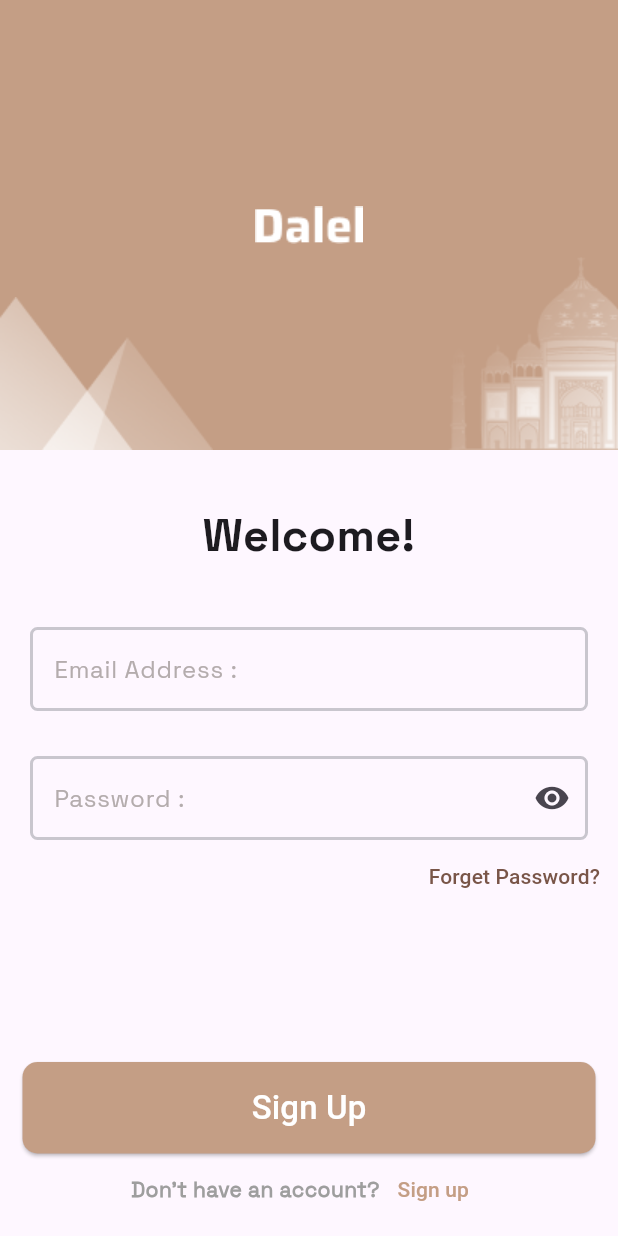
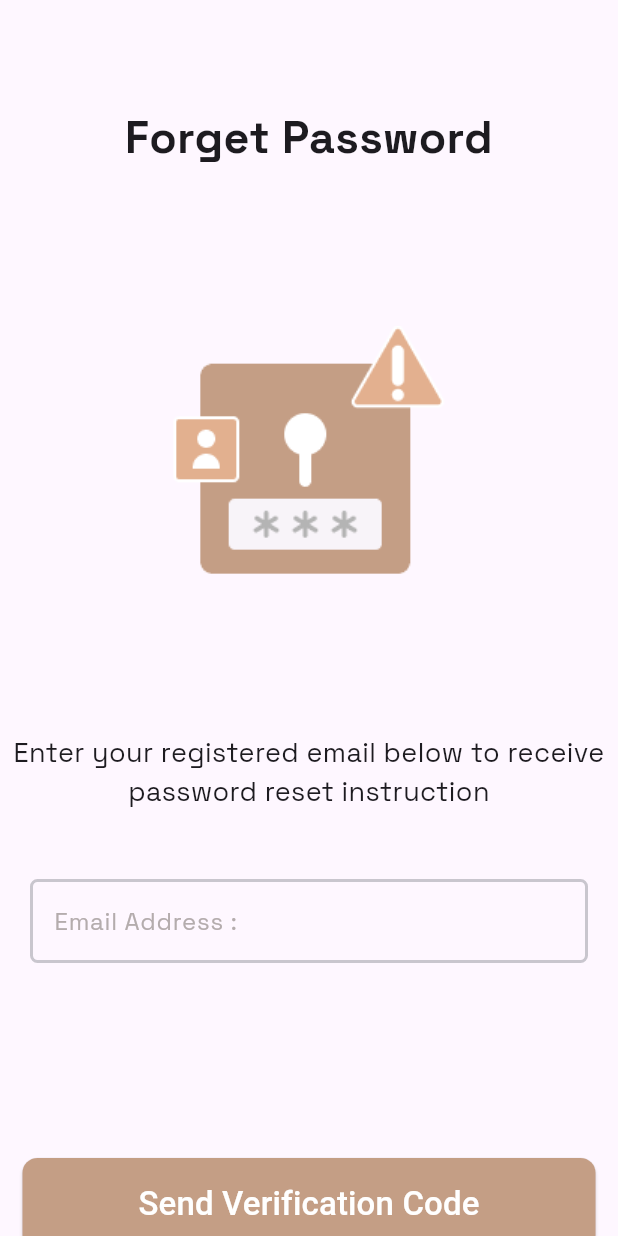
Before and after one commit to ZiadSala7/Dalel_App, a Flutter app: the screen it shows after launch, after a tap on "Forget Password?", on a phone screen of 412 x 824 dp. Run offline on Flutter 3.47's test engine with Material 3 defaults, Android fonts, the phone set to English and light mode, and no system bars; our stand-ins replace animate_do, go_router, shared_preferences, smooth_page_indicator.

Commit message:
forget password view has been completed

```diff
--- a/lib/features/forget_password/presentation/views/forget_password_view.dart
+++ b/lib/features/forget_password/presentation/views/forget_password_view.dart
@@ -1,3 +1,4 @@
+import 'package:dalel_app/features/forget_password/presentation/views/widgets/forget_password_view_body.dart';
 import 'package:flutter/material.dart';
 
 class ForgetPasswordView extends StatelessWidget {
@@ -5,6 +6,8 @@ class ForgetPasswordView extends StatelessWidget {
 
   @override
   Widget build(BuildContext context) {
-    return const Scaffold();
+    return const Scaffold(
+      body: ForgetPasswordViewBody(),
+    );
   }
 }
--- /dev/null
+++ b/lib/features/forget_password/presentation/views/widgets/forget_password_view_body.dart
@@ -0,0 +1,53 @@
+import 'package:dalel_app/constants.dart';
+import 'package:dalel_app/core/utils/app_images.dart';
+import 'package:dalel_app/core/utils/app_styles.dart';
+import 'package:dalel_app/core/widgets/custom_button.dart';
+import 'package:dalel_app/core/widgets/custom_text_field.dart';
+import 'package:flutter/material.dart';
+
+class ForgetPasswordViewBody extends StatelessWidget {
+  const ForgetPasswordViewBody({super.key});
+
+  @override
+  Widget build(BuildContext context) {
+    return SingleChildScrollView(
+      child: Column(
+        mainAxisAlignment: MainAxisAlignment.start,
+        crossAxisAlignment: CrossAxisAlignment.stretch,
+        children: [
+          const SizedBox(
+            height: 70,
+          ),
+          Text(
+            'Forget Password',
+            textAlign: TextAlign.center,
+            style: AppStyles.textStyle30.copyWith(
+              fontFamily: dalelBold,
+            ),
+          ),
+          Image.asset(
+            AppImages.forgetPass,
+          ),
+          Text(
+            'Enter your registered email below to receive \npassword reset instruction',
+            textAlign: TextAlign.center,
+            style: AppStyles.textStyle18.copyWith(
+              fontFamily: dalelReg,
+            ),
+          ),
+          const SizedBox(
+            height: 45,
+          ),
+          const CustomTextField(labelText: "Email Address : "),
+          const SizedBox(
+            height: 130,
+          ),
+          CustomButton(
+            txt: "Send Verification Code",
+            onPressed: () {},
+          ),
+        ],
+      ),
+    );
+  }
+}
--- a/lib/features/login/presentation/views/widgets/custom_login_buttons_section.dart
+++ b/lib/features/login/presentation/views/widgets/custom_login_buttons_section.dart
@@ -1,6 +1,8 @@
+import 'package:dalel_app/core/utils/app_router.dart';
 import 'package:dalel_app/core/widgets/custom_button.dart';
 import 'package:dalel_app/features/register/presentation/views/widgets/custom_is_account_found.dart';
 import 'package:flutter/material.dart';
+import 'package:go_router/go_router.dart';
 
 class CustomLoginButtonsSection extends StatelessWidget {
   const CustomLoginButtonsSection({
@@ -15,7 +17,9 @@ class CustomLoginButtonsSection extends StatelessWidget {
         Align(
           alignment: Alignment.centerRight,
           child: TextButton(
-            onPressed: () {},
+            onPressed: () {
+              GoRouter.of(context).push(AppRouter.forgetPasswordView);
+            },
             child: const Text(
               "Forget Password?",
               style: TextStyle(color: Colors.brown),
--- a/lib/features/register/presentation/views/widgets/register_view_body.dart
+++ b/lib/features/register/presentation/views/widgets/register_view_body.dart
@@ -1,4 +1,4 @@
-import 'package:dalel_app/features/register/presentation/views/widgets/custom_tregister_ext_fields_section.dart';
+import 'package:dalel_app/features/register/presentation/views/widgets/custom_register_text_fields_section.dart';
 import 'package:dalel_app/features/register/presentation/views/widgets/custom_register_buttons_section.dart';
 import 'package:flutter/material.dart';
 
```
Also changed, not shown: assets/imgs/forgetPass.png, lib/features/register/presentation/views/widgets/custom_register_text_fields_section.dart (renamed from lib/features/register/presentation/views/widgets/custom_tregister_ext_fields_section.dart).
